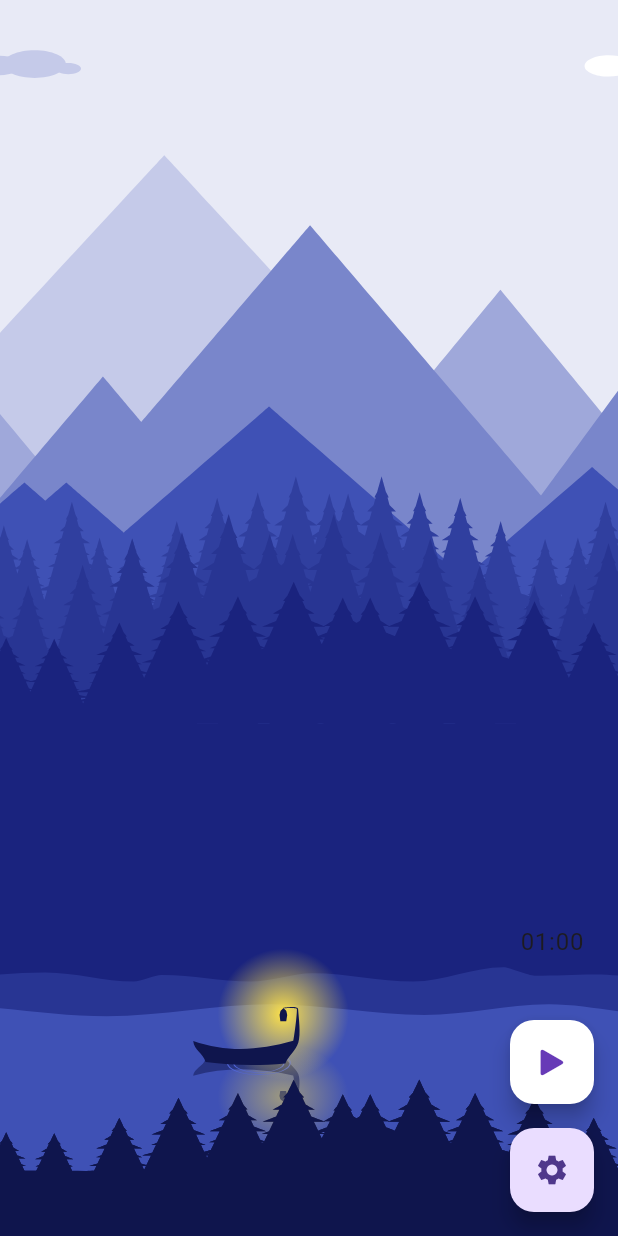
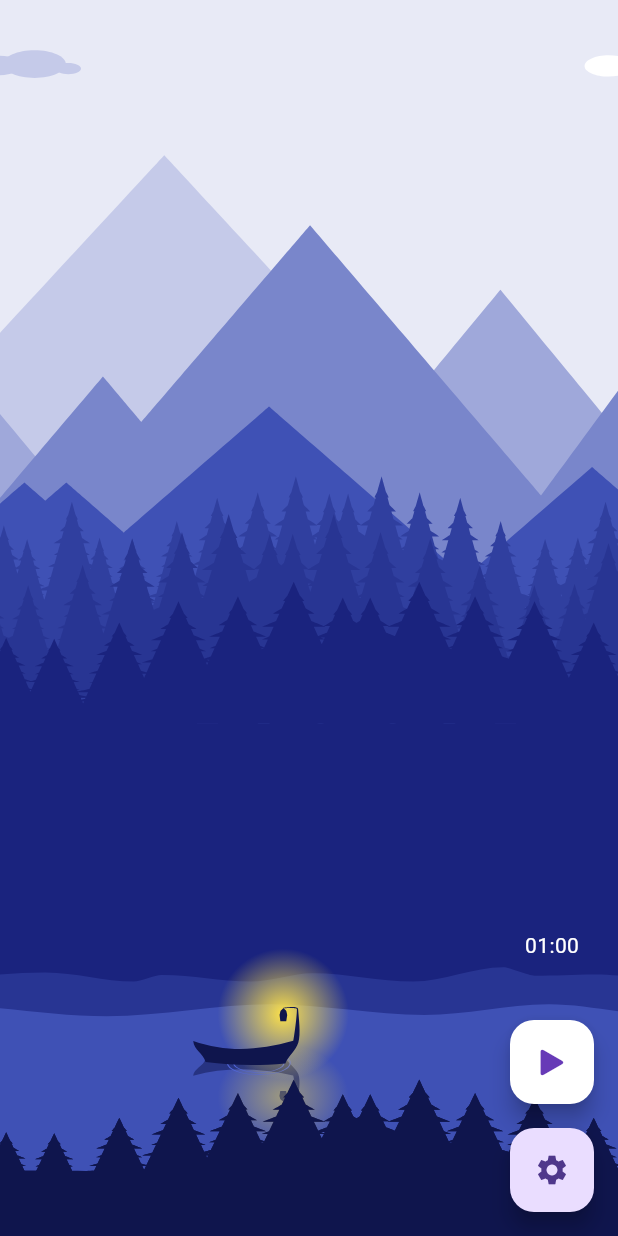
Before and after one commit to LeKhacToan/sleep_soundly, a Flutter app: the screen it shows after launch, on a phone screen of 412 x 824 dp. Run offline on Flutter 3.47's test engine with Material 2 defaults, Android fonts, the phone set to English and light mode, and no system bars; our stand-ins replace audioplayers, lottie.

```diff
--- a/lib/home_page.dart
+++ b/lib/home_page.dart
@@ -62,6 +62,7 @@ class _HomePage extends State<HomePage> {
     setState(() {
       item = value;
     });
+    controlTime?.cancel();
     startTimeout();
     audioPlayer.pause();
     audioPlayer.setSourceAsset(item['mp3']);
@@ -114,7 +115,7 @@ class _HomePage extends State<HomePage> {
                 padding: const EdgeInsets.symmetric(vertical: 40),
                 child: Text(
                   timerText,
-                  style: Theme.of(context).textTheme.bodyText1,
+                  style: const TextStyle(color: Colors.white),
                 ),
               ),
               FloatingActionButton(
```
